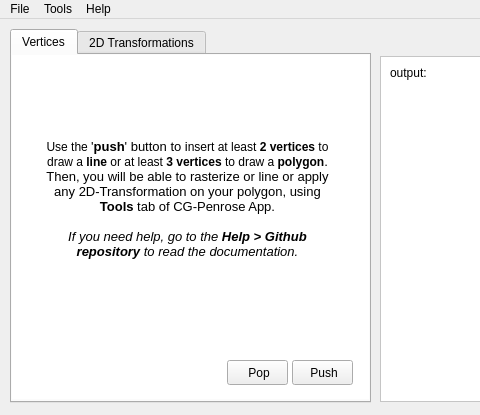
allexlima/cg-penrose, file penrose/gui/mainwindow.ui: the form before one commit; both pictures show x 0 to 480 and y 0 to 415 of the 1024 by 415 pixel window.
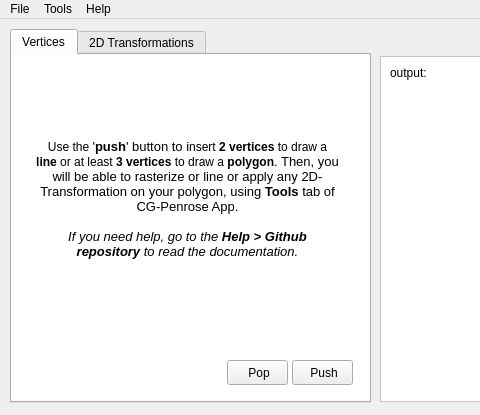
The form after the commit. Icons and pictures are not drawn.

The edit to the form file:
```diff
--- a/penrose/gui/mainwindow.ui
+++ b/penrose/gui/mainwindow.ui
@@ -146,7 +146,7 @@
 &lt;html&gt;&lt;head&gt;&lt;meta name=&quot;qrichtext&quot; content=&quot;1&quot; /&gt;&lt;style type=&quot;text/css&quot;&gt;
 p, li { white-space: pre-wrap; }
 &lt;/style&gt;&lt;/head&gt;&lt;body style=&quot; font-family:'Roboto Medium'; font-size:9pt; font-weight:400; font-style:normal;&quot;&gt;
-&lt;p align=&quot;center&quot; style=&quot; margin-top:0px; margin-bottom:0px; margin-left:0px; margin-right:0px; -qt-block-indent:0; text-indent:0px;&quot;&gt;Use the &lt;span style=&quot; font-family:'Cantarell'; font-size:10pt;&quot;&gt;'&lt;/span&gt;&lt;span style=&quot; font-family:'Cantarell'; font-size:10pt; font-weight:600;&quot;&gt;push&lt;/span&gt;&lt;span style=&quot; font-family:'Cantarell'; font-size:10pt;&quot;&gt;' button to i&lt;/span&gt;nsert at least &lt;span style=&quot; font-weight:600;&quot;&gt;2 vertices&lt;/span&gt; to draw a &lt;span style=&quot; font-weight:600;&quot;&gt;line&lt;/span&gt; or at least&lt;span style=&quot; font-weight:600;&quot;&gt; 3 vertices&lt;/span&gt; to draw a &lt;span style=&quot; font-weight:600;&quot;&gt;polygon&lt;/span&gt;&lt;span style=&quot; font-family:'Cantarell'; font-size:10pt;&quot;&gt;. Then, you will be able to rasterize or line or apply any 2D-Transformation on your polygon, using &lt;/span&gt;&lt;span style=&quot; font-family:'Cantarell'; font-size:10pt; font-weight:600;&quot;&gt;Tools &lt;/span&gt;&lt;span style=&quot; font-family:'Cantarell'; font-size:10pt;&quot;&gt;tab of CG-Penrose App.&lt;/span&gt;&lt;/p&gt;
+&lt;p align=&quot;center&quot; style=&quot; margin-top:0px; margin-bottom:0px; margin-left:0px; margin-right:0px; -qt-block-indent:0; text-indent:0px;&quot;&gt;Use the &lt;span style=&quot; font-family:'Cantarell'; font-size:10pt;&quot;&gt;'&lt;/span&gt;&lt;span style=&quot; font-family:'Cantarell'; font-size:10pt; font-weight:600;&quot;&gt;push&lt;/span&gt;&lt;span style=&quot; font-family:'Cantarell'; font-size:10pt;&quot;&gt;' button to i&lt;/span&gt;nsert &lt;span style=&quot; font-weight:600;&quot;&gt;2 vertices&lt;/span&gt; to draw a &lt;span style=&quot; font-weight:600;&quot;&gt;line&lt;/span&gt; or at least&lt;span style=&quot; font-weight:600;&quot;&gt; 3 vertices&lt;/span&gt; to draw a &lt;span style=&quot; font-weight:600;&quot;&gt;polygon&lt;/span&gt;&lt;span style=&quot; font-family:'Cantarell'; font-size:10pt;&quot;&gt;. Then, you will be able to rasterize or line or apply any 2D-Transformation on your polygon, using &lt;/span&gt;&lt;span style=&quot; font-family:'Cantarell'; font-size:10pt; font-weight:600;&quot;&gt;Tools &lt;/span&gt;&lt;span style=&quot; font-family:'Cantarell'; font-size:10pt;&quot;&gt;tab of CG-Penrose App.&lt;/span&gt;&lt;/p&gt;
 &lt;p align=&quot;center&quot; style=&quot;-qt-paragraph-type:empty; margin-top:0px; margin-bottom:0px; margin-left:0px; margin-right:0px; -qt-block-indent:0; text-indent:0px; font-family:'Cantarell'; font-size:10pt;&quot;&gt;&lt;br /&gt;&lt;/p&gt;
 &lt;p align=&quot;center&quot; style=&quot; margin-top:0px; margin-bottom:0px; margin-left:0px; margin-right:0px; -qt-block-indent:0; text-indent:0px;&quot;&gt;&lt;span style=&quot; font-family:'Cantarell'; font-size:10pt; font-style:italic;&quot;&gt;If you need help, go to the &lt;/span&gt;&lt;span style=&quot; font-family:'Cantarell'; font-size:10pt; font-weight:600; font-style:italic;&quot;&gt;Help &amp;gt; Github repository&lt;/span&gt;&lt;span style=&quot; font-family:'Cantarell'; font-size:10pt; font-style:italic;&quot;&gt; to read the documentation.&lt;/span&gt;&lt;/p&gt;&lt;/body&gt;&lt;/html&gt;</string>
       </property>
```
Left out of the diff: 2 changed lines with no effect on the pictures.
